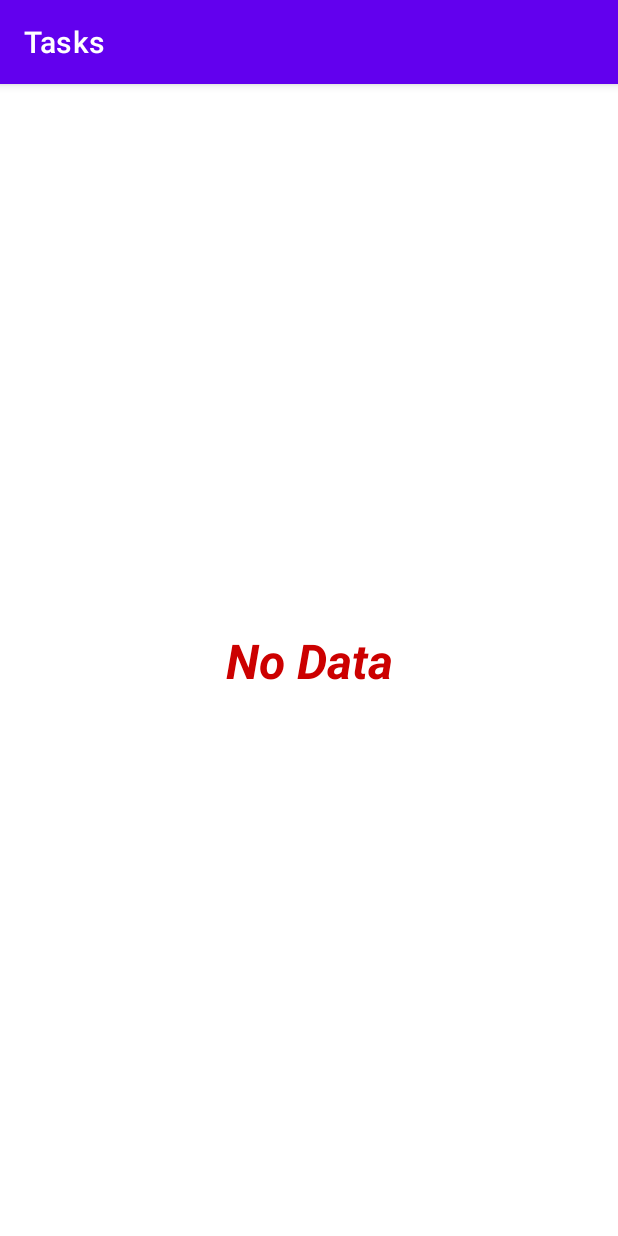
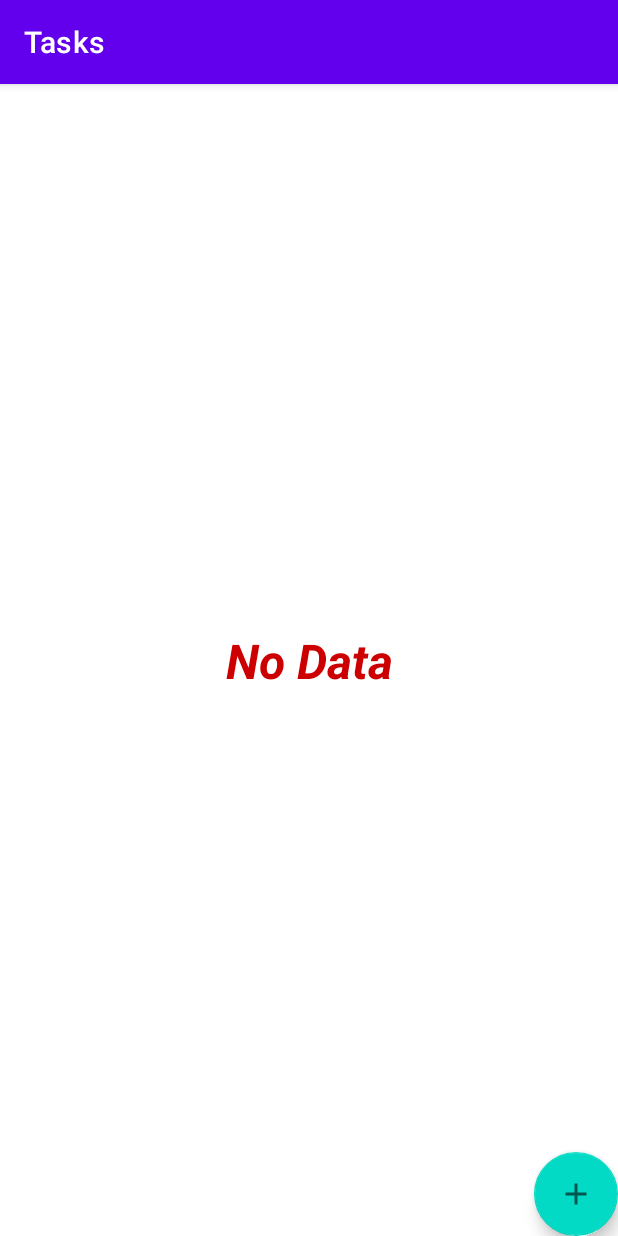
Before and after one commit to a-fathian/SimpleLeitner, an Android app: the screen it shows after launch (TasksActivity), on a phone screen of 412 x 824 dp. Run offline under Robolectric (Android 15) with nearby library versions, the phone set to English and light mode, and no system bars; our stand-ins replace Dagger/Hilt's generated code, Room's generated code.

Commit message:
"Add new task" button added

```diff
--- /dev/null
+++ b/app/src/main/res/drawable-anydpi/add_icon.xml
@@ -0,0 +1,11 @@
+<vector xmlns:android="http://schemas.android.com/apk/res/android"
+    android:width="24dp"
+    android:height="24dp"
+    android:viewportWidth="24"
+    android:viewportHeight="24"
+    android:tint="#333333"
+    android:alpha="0.6">
+  <path
+      android:fillColor="@android:color/white"
+      android:pathData="M19,13h-6v6h-2v-6H5v-2h6V5h2v6h6v2z"/>
+</vector>
--- a/app/src/main/res/layout/tasks_activity.xml
+++ b/app/src/main/res/layout/tasks_activity.xml
@@ -44,4 +44,15 @@
         app:layout_constraintStart_toStartOf="parent"
         app:layout_constraintTop_toTopOf="parent" />
 
+    <com.google.android.material.floatingactionbutton.FloatingActionButton
+        android:id="@+id/floatingActionButton3"
+        android:layout_width="wrap_content"
+        android:layout_height="wrap_content"
+        android:clickable="true"
+        app:layout_constraintBottom_toBottomOf="parent"
+        app:layout_constraintEnd_toEndOf="parent"
+        android:src="@drawable/add_icon"
+        android:contentDescription="@string/add_new_task"
+        android:focusable="true" />
+
 </androidx.constraintlayout.widget.ConstraintLayout>
--- a/app/src/main/res/values/strings.xml
+++ b/app/src/main/res/values/strings.xml
@@ -2,4 +2,5 @@
     <string name="app_name">Simple Leitner</string>
     <string name="no_data">No Data</string>
     <string name="tasks">Tasks</string>
+    <string name="add_new_task">Add new task</string>
 </resources>
```
Also changed, not shown: app/src/main/res/drawable-hdpi/add_icon.png (added), app/src/main/res/drawable-mdpi/add_icon.png (added), app/src/main/res/drawable-xhdpi/add_icon.png (added), app/src/main/res/drawable-xxhdpi/add_icon.png (added).
